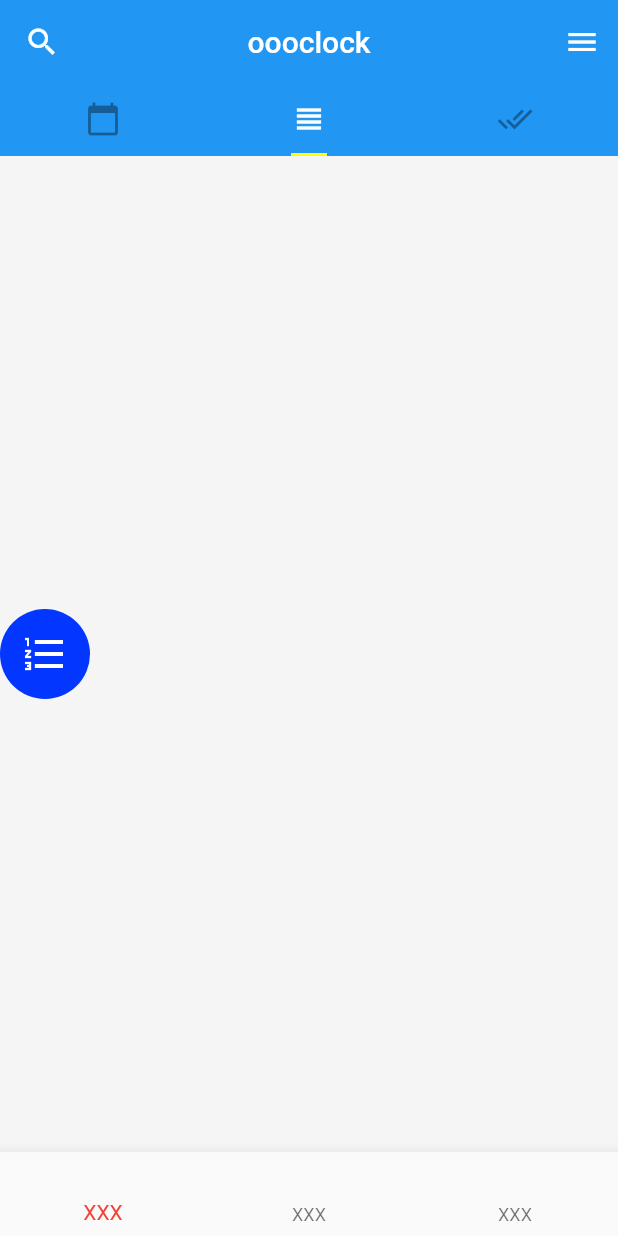
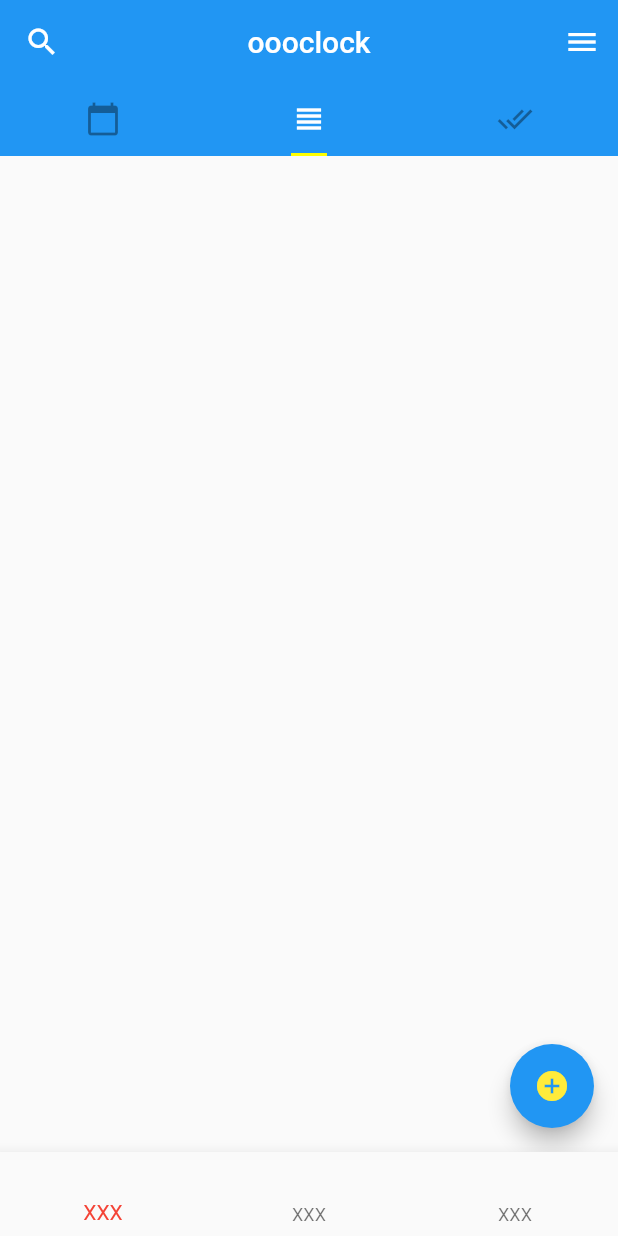
Before and after one commit to BaicaiStudent/oooclock, a Flutter app: the screen it shows after launch, tab 2 chosen, on a phone screen of 412 x 824 dp. Run offline on Flutter 3.47's test engine with Material 2 defaults, Android fonts, the phone set to English and light mode, and no system bars.

Commit message:
todo-add

```diff
--- a/lib/assets/todo_demo.dart
+++ b/lib/assets/todo_demo.dart
@@ -1,27 +1,38 @@
 import 'package:flutter/material.dart'; //待办事项
+
+void main() => runApp(new ToDo());
 
 class ToDo extends StatelessWidget {
   @override
   Widget build(BuildContext context) {
-    return Container(
-      color: Colors.grey[100],
-      child: Row(
-        mainAxisAlignment: MainAxisAlignment.start,
-        children: <Widget>[
-          Container(
-            child: Icon(
-              Icons.format_list_numbered,
-              size: 32.0,
-              color: Colors.white,
-            ),
-            padding: EdgeInsets.all(10.0),
-            width: 60.0,
-            height: 60.0,
-            decoration: BoxDecoration(
-                color: Color.fromRGBO(3, 54, 255, 1.0),
-                borderRadius: BorderRadius.circular(30.0)),
-          )
-        ],
+    return MaterialApp(debugShowCheckedModeBanner: false, home: ToDoDemo());
+  }
+}
+
+class ToDoDemo extends StatefulWidget {
+  @override
+  _ToDoDemoState createState() => _ToDoDemoState();
+}
+
+class _ToDoDemoState extends State<ToDoDemo> {
+  @override
+  Widget build(BuildContext context) {
+    return new MaterialApp(
+      title: 'Todo List',
+      home: new Scaffold(
+        // appBar: new AppBar(title: new Text('Todo List')),
+        body: new Container(),
+        floatingActionButton: new FloatingActionButton(
+          onPressed: () => debugPrint('Add-pr'),
+          tooltip: 'Add task',
+          child: new Icon(
+            Icons.add_circle,
+            color: Colors.yellow,
+          ),
+          // elevation: 3.0,
+          // highlightElevation: 2.0,
+          backgroundColor: Colors.blue, // 红色
+        ),
       ),
     );
   }
```
